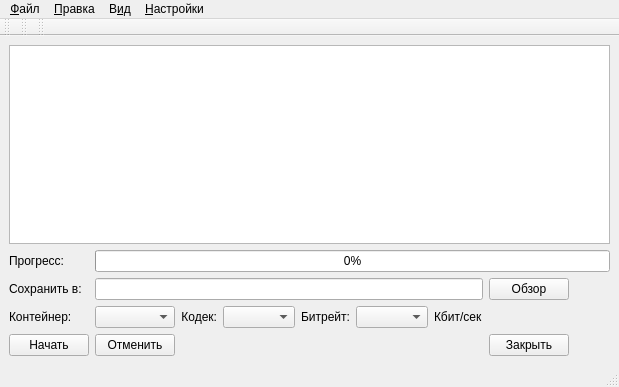
First picture: the form in ui/transcoder.ui, repository ipse666/cueplayer, before the edit.
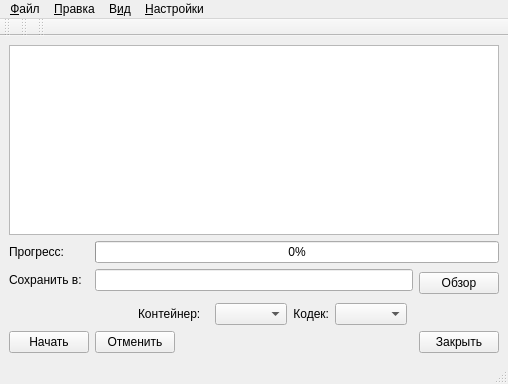
Second picture: the form after the edit. Icons and pictures are not drawn.

What changed in the file:
```diff
--- a/ui/transcoder.ui
+++ b/ui/transcoder.ui
@@ -6,8 +6,8 @@
    <rect>
     <x>0</x>
     <y>0</y>
-    <width>619</width>
-    <height>387</height>
+    <width>502</width>
+    <height>384</height>
    </rect>
   </property>
   <property name="windowTitle">
@@ -19,7 +19,7 @@
   </property>
   <widget class="QWidget" name="centralwidget">
    <layout class="QGridLayout" name="gridLayout">
-    <item row="0" column="0" colspan="8">
+    <item row="0" column="0" colspan="9">
      <widget class="QTreeWidget" name="treeWidget">
       <property name="sizePolicy">
        <sizepolicy hsizetype="Expanding" vsizetype="Expanding">
@@ -94,7 +94,7 @@
       </property>
      </widget>
     </item>
-    <item row="1" column="1" colspan="7">
+    <item row="1" column="1" colspan="8">
      <widget class="QProgressBar" name="progressBar">
       <property name="maximum">
        <number>100</number>
@@ -111,20 +111,46 @@
       </property>
      </widget>
     </item>
-    <item row="2" column="1" colspan="6">
+    <item row="2" column="1" colspan="7">
      <widget class="QLineEdit" name="lineEdit"/>
     </item>
-    <item row="4" column="0">
+    <item row="2" column="8" rowspan="2">
+     <widget class="QPushButton" name="selectDirButton">
+      <property name="sizePolicy">
+       <sizepolicy hsizetype="Fixed" vsizetype="Fixed">
+        <horstretch>0</horstretch>
+        <verstretch>0</verstretch>
+       </sizepolicy>
+      </property>
+      <property name="text">
+       <string>Обзор</string>
+      </property>
+     </widget>
+    </item>
+    <item row="3" column="0" rowspan="2" colspan="2">
+     <spacer name="horizontalSpacer_3">
+      <property name="orientation">
+       <enum>Qt::Horizontal</enum>
+      </property>
+      <property name="sizeHint" stdset="0">
+       <size>
+        <width>118</width>
+        <height>20</height>
+       </size>
+      </property>
+     </spacer>
+    </item>
+    <item row="4" column="2" colspan="2">
      <widget class="QLabel" name="label_3">
       <property name="text">
        <string>Контейнер:</string>
       </property>
      </widget>
     </item>
-    <item row="4" column="1">
+    <item row="4" column="4">
      <widget class="QComboBox" name="containerBox"/>
     </item>
-    <item row="4" column="2">
+    <item row="4" column="5">
      <widget class="QLabel" name="label_4">
       <property name="text">
        <string>Кодек:</string>
@@ -134,37 +160,37 @@
       </property>
      </widget>
     </item>
-    <item row="4" column="3">
+    <item row="4" column="6">
      <widget class="QComboBox" name="codecBox"/>
     </item>
-    <item row="4" column="4">
-     <widget class="QLabel" name="label_5">
-      <property name="text">
-       <string>Битрейт:</string>
+    <item row="4" column="7" colspan="2">
+     <spacer name="horizontalSpacer_2">
+      <property name="orientation">
+       <enum>Qt::Horizontal</enum>
       </property>
-      <property name="alignment">
-       <set>Qt::AlignRight|Qt::AlignTrailing|Qt::AlignVCenter</set>
+      <property name="sizeHint" stdset="0">
+       <size>
+        <width>40</width>
+        <height>20</height>
+       </size>
       </property>
-     </widget>
+     </spacer>
     </item>
-    <item row="4" column="5">
-     <widget class="QComboBox" name="bitrateBox"/>
-    </item>
-    <item row="6" column="0">
+    <item row="5" column="0">
      <widget class="QPushButton" name="startButton">
       <property name="text">
        <string>Начать</string>
       </property>
      </widget>
     </item>
-    <item row="6" column="1">
+    <item row="5" column="1" colspan="2">
      <widget class="QPushButton" name="stopButton">
       <property name="text">
        <string>Отменить</string>
       </property>
      </widget>
     </item>
-    <item row="6" column="2" colspan="5">
+    <item row="5" column="3" colspan="5">
      <spacer name="horizontalSpacer">
       <property name="orientation">
        <enum>Qt::Horizontal</enum>
@@ -180,7 +206,7 @@
       </property>
      </spacer>
     </item>
-    <item row="6" column="7">
+    <item row="5" column="8">
      <widget class="QPushButton" name="pushButton_5">
       <property name="sizePolicy">
        <sizepolicy hsizetype="Fixed" vsizetype="Fixed">
@@ -193,45 +219,6 @@
       </property>
      </widget>
     </item>
-    <item row="2" column="7">
-     <widget class="QPushButton" name="selectDirButton">
-      <property name="sizePolicy">
-       <sizepolicy hsizetype="Fixed" vsizetype="Fixed">
-        <horstretch>0</horstretch>
-        <verstretch>0</verstretch>
-       </sizepolicy>
-      </property>
-      <property name="text">
-       <string>Обзор</string>
-      </property>
-     </widget>
-    </item>
-    <item row="4" column="6">
-     <widget class="QLabel" name="label_6">
-      <property name="layoutDirection">
-       <enum>Qt::LeftToRight</enum>
-      </property>
-      <property name="text">
-       <string>Кбит/сек</string>
-      </property>
-      <property name="alignment">
-       <set>Qt::AlignLeading|Qt::AlignLeft|Qt::AlignVCenter</set>
-      </property>
-     </widget>
-    </item>
-    <item row="4" column="7">
-     <spacer name="horizontalSpacer_2">
-      <property name="orientation">
-       <enum>Qt::Horizontal</enum>
-      </property>
-      <property name="sizeHint" stdset="0">
-       <size>
-        <width>40</width>
-        <height>20</height>
-       </size>
-      </property>
-     </spacer>
-    </item>
    </layout>
   </widget>
   <widget class="QMenuBar" name="menubar">
@@ -239,7 +226,7 @@
     <rect>
      <x>0</x>
      <y>0</y>
-     <width>619</width>
+     <width>502</width>
      <height>23</height>
     </rect>
    </property>
```
Left out of the diff: 24 changed lines with no effect on the pictures.
